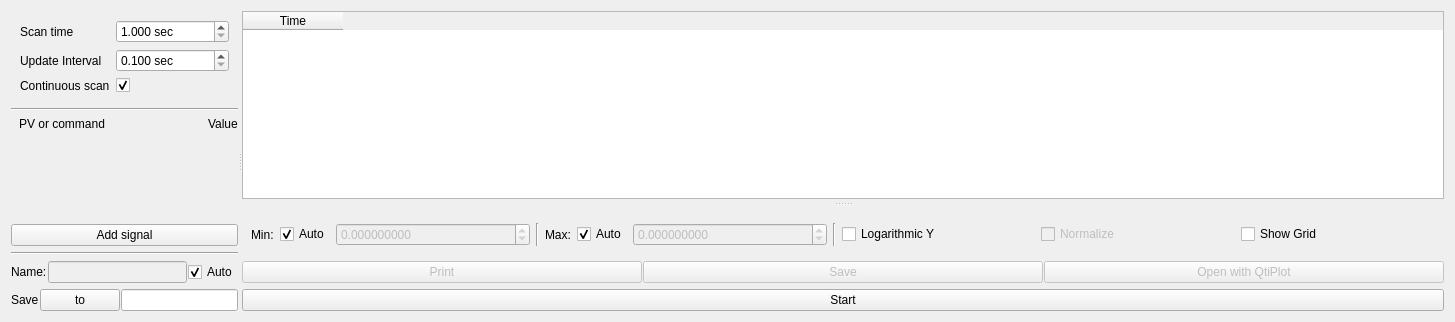
The window that lib/timescan.ui (AustralianSynchrotron/TimeScan) describes before a commit, drawn with Qt 5.
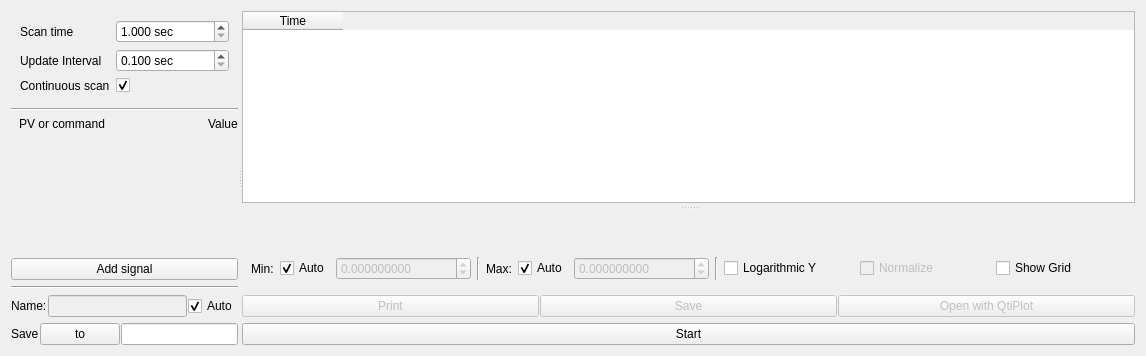
The same window after the commit. Custom widgets are drawn as their Qt base class.

Commit message: modified:   bin/TimeScanMX_mainwindow.cpp 	modified:   lib/lib.pro 	new file:   lib/script.cpp 	new file:   lib/script.h 	new file:   lib/script.ui 	modified:   lib/timescan.cpp 	modified:   lib/timescan.ui

Patch:
```diff
--- a/lib/timescan.ui
+++ b/lib/timescan.ui
@@ -6,8 +6,8 @@
    <rect>
     <x>0</x>
     <y>0</y>
-    <width>1455</width>
-    <height>322</height>
+    <width>1146</width>
+    <height>356</height>
    </rect>
   </property>
   <property name="windowTitle">
@@ -149,8 +149,8 @@
            <rect>
             <x>0</x>
             <y>0</y>
-            <width>365</width>
-            <height>105</height>
+            <width>278</width>
+            <height>111</height>
            </rect>
           </property>
           <layout class="QVBoxLayout" name="verticalLayout_4">
@@ -574,6 +574,12 @@
    <extends>QFrame</extends>
    <header>qwt_plot.h</header>
   </customwidget>
+  <customwidget>
+   <class>Script</class>
+   <extends>QWidget</extends>
+   <header>script.h</header>
+   <container>1</container>
+  </customwidget>
  </customwidgets>
  <resources/>
  <connections>
```
Left out of the diff: 3 changed lines with no effect on the pictures. The commit also changes 6 other files.
